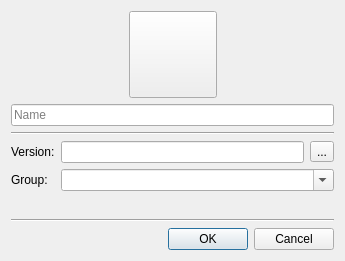
Qt form gui/dialogs/NewInstanceDialog.ui (FreesmTeam/FreesmLauncher) before a commit.
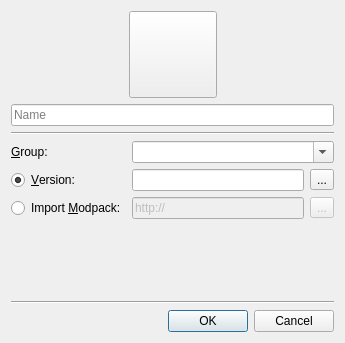
The same form after that commit. Icons and pictures are not drawn.

Commit message:
GH-366: Plain and simple modpack export/import/download
Also removed the in-source QuaZIP in favour of upstream version

The edit to the form file:
```diff
--- a/gui/dialogs/NewInstanceDialog.ui
+++ b/gui/dialogs/NewInstanceDialog.ui
@@ -10,7 +10,7 @@
     <x>0</x>
     <y>0</y>
     <width>345</width>
-    <height>261</height>
+    <height>343</height>
    </rect>
   </property>
   <property name="windowTitle">
@@ -84,41 +84,24 @@
    </item>
    <item>
     <layout class="QGridLayout" name="gridLayout">
-     <item row="0" column="2">
+     <item row="1" column="2">
       <widget class="QToolButton" name="btnChangeVersion">
        <property name="text">
         <string>...</string>
        </property>
       </widget>
      </item>
-     <item row="0" column="1">
-      <widget class="QLineEdit" name="versionTextBox">
-       <property name="readOnly">
-        <bool>true</bool>
-       </property>
-      </widget>
-     </item>
      <item row="0" column="0">
-      <widget class="QLabel" name="labelVersion">
-       <property name="text">
-        <string>Version:</string>
-       </property>
-       <property name="buddy">
-        <cstring>versionTextBox</cstring>
-       </property>
-      </widget>
-     </item>
-     <item row="1" column="0">
       <widget class="QLabel" name="labelVersion_3">
        <property name="text">
-        <string>Group:</string>
+        <string>&amp;Group:</string>
        </property>
        <property name="buddy">
         <cstring>groupBox</cstring>
        </property>
       </widget>
      </item>
-     <item row="1" column="1" colspan="2">
+     <item row="0" column="1" colspan="2">
       <widget class="QComboBox" name="groupBox">
        <property name="sizePolicy">
         <sizepolicy hsizetype="Expanding" vsizetype="Fixed">
@@ -131,6 +114,50 @@
        </property>
       </widget>
      </item>
+     <item row="2" column="1">
+      <widget class="QLineEdit" name="modpackEdit">
+       <property name="enabled">
+        <bool>false</bool>
+       </property>
+       <property name="text">
+        <string>http://</string>
+       </property>
+      </widget>
+     </item>
+     <item row="2" column="2">
+      <widget class="QToolButton" name="modpackBtn">
+       <property name="enabled">
+        <bool>false</bool>
+       </property>
+       <property name="text">
+        <string>...</string>
+       </property>
+      </widget>
+     </item>
+     <item row="1" column="0">
+      <widget class="QRadioButton" name="versionBox">
+       <property name="text">
+        <string>&amp;Version:</string>
+       </property>
+       <property name="checked">
+        <bool>true</bool>
+       </property>
+      </widget>
+     </item>
+     <item row="2" column="0">
+      <widget class="QRadioButton" name="modpackBox">
+       <property name="text">
+        <string>Import &amp;Modpack:</string>
+       </property>
+      </widget>
+     </item>
+     <item row="1" column="1">
+      <widget class="QLineEdit" name="versionTextBox">
+       <property name="readOnly">
+        <bool>true</bool>
+       </property>
+      </widget>
+     </item>
     </layout>
    </item>
    <item>
```
Left out of the diff: 72 changed lines with no effect on the pictures. The commit also changes 37 other files.
